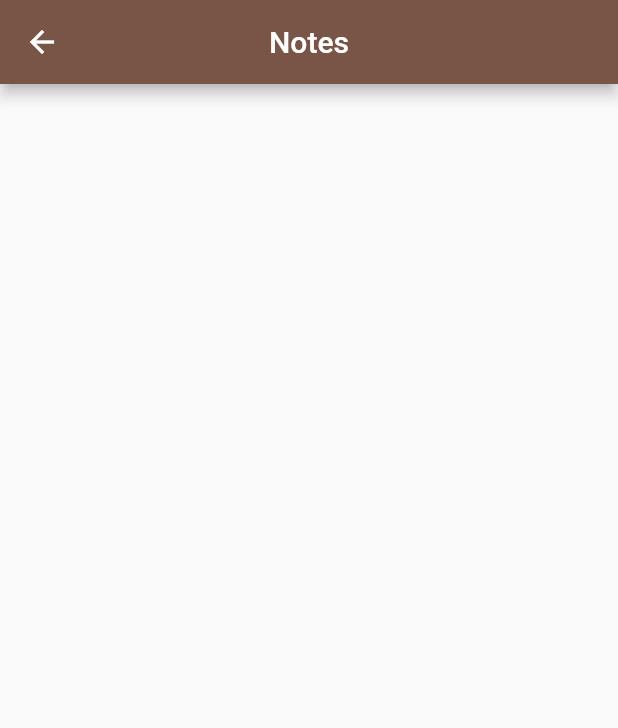
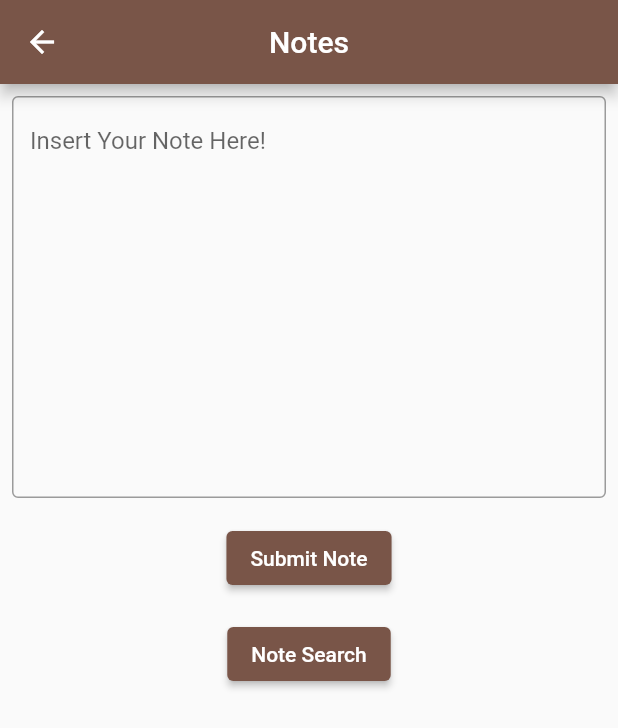
Before and after one commit to jakelang01/college_life, a Flutter app: the screen it shows after launch, in the side drawer, after a tap on "Notes", on a phone screen of 412 x 824 dp. Shown: the top 728 px of the screen. Run offline on Flutter 3.47's test engine with Material 2 defaults, Android fonts, the phone set to English and light mode, and no system bars; our stand-ins replace cloud_firestore, firebase_core; accounts and stored records are empty.

Commit message:
started note screen

```diff
--- a/lib/main.dart
+++ b/lib/main.dart
@@ -15,7 +15,9 @@ import 'package:firebase_core/firebase_core.dart';
 import 'package:cloud_firestore/cloud_firestore.dart';
 import 'package:college_life/screens/login_screen.dart';
 
-void main() {
+void main() async {
+  WidgetsFlutterBinding.ensureInitialized();
+  await Firebase.initializeApp();
   runApp(const MyApp());
 }
 
--- a/lib/screens/notes_screen.dart
+++ b/lib/screens/notes_screen.dart
@@ -8,6 +8,28 @@ class NotesScreen extends StatefulWidget {
 }
 
 class _NotesScreen extends State<NotesScreen> {
+
+  final databaseReference = FirebaseFirestore.instance.collection("Notes");
+  TextEditingController edit = TextEditingController();
+  int noteCount = 1;
+  String note = "";
+
+  void writeNote(String input) {
+    databaseReference.doc("Note $noteCount").set({"Note $noteCount": input});
+    noteCount++;
+  }
+
+  void getNote(int number) async {
+    DocumentSnapshot data =  await databaseReference.doc("Note " + number.toString()).get();
+    var DBnote = data.get('note');
+    setState(() {
+      note = DBnote;
+    });
+  }
+
+  void deleteNote(int number) {
+    databaseReference.doc("Note " + number.toString()).delete();
+  }
 
   @override
   void initState() {
@@ -21,6 +43,38 @@ class _NotesScreen extends State<NotesScreen> {
           title: Text('Notes'),
           centerTitle: true,
         ),
+      body: Column(
+        children: [
+          Padding(
+              padding: const EdgeInsets.symmetric(horizontal: 8, vertical: 8),
+              child: TextFormField(
+                controller: edit,
+                decoration: InputDecoration(
+                  hintText: "Insert Your Note Here!",
+                  border: OutlineInputBorder(),
+                ),
+                minLines: 12,
+                maxLines: 12,
+              ),
+          ),
+          Padding(
+              padding: const EdgeInsets.symmetric(horizontal: 8, vertical: 8),
+              child: ElevatedButton(
+                child: Text("Submit Note"),
+                  onPressed: () {
+                    writeNote(edit.text);
+                  }),
+          ),
+          Padding(
+            padding: const EdgeInsets.symmetric(horizontal: 8, vertical: 8),
+            child: ElevatedButton(
+                child: Text("Note Search"),
+                onPressed: () {
+
+                }),
+          ),
+        ],
+      ),
     );
   }
 
```
